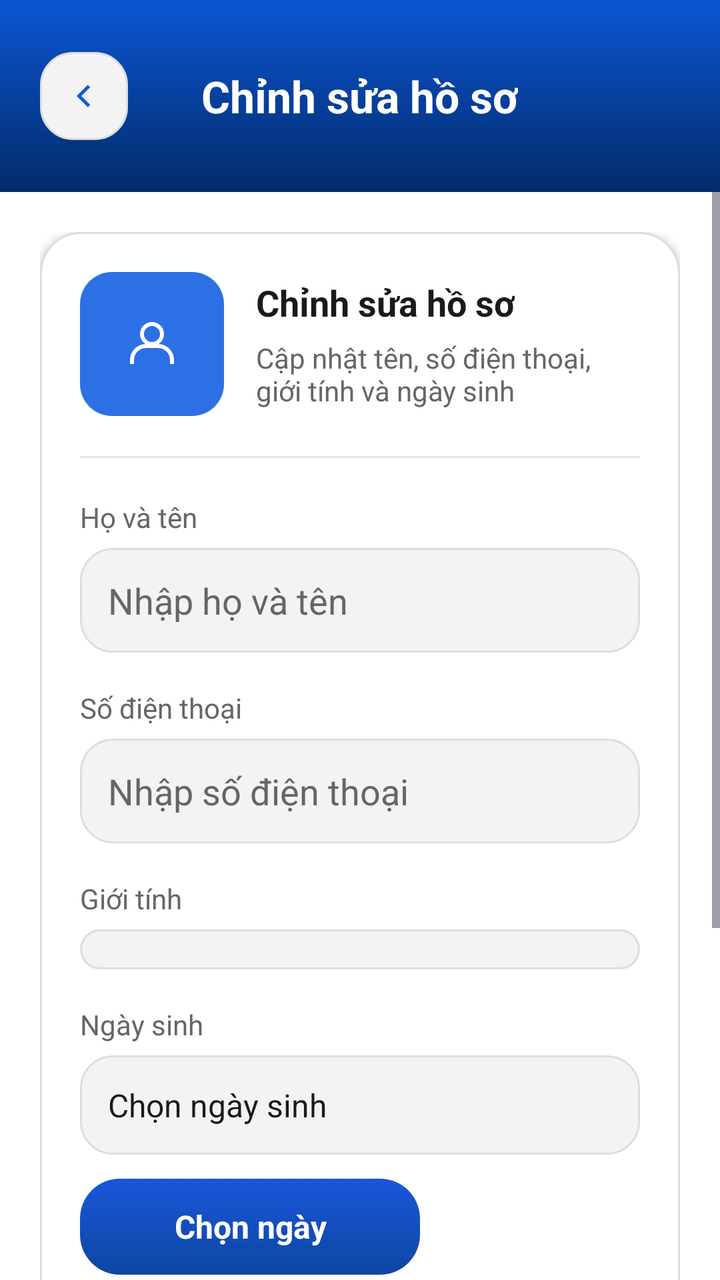
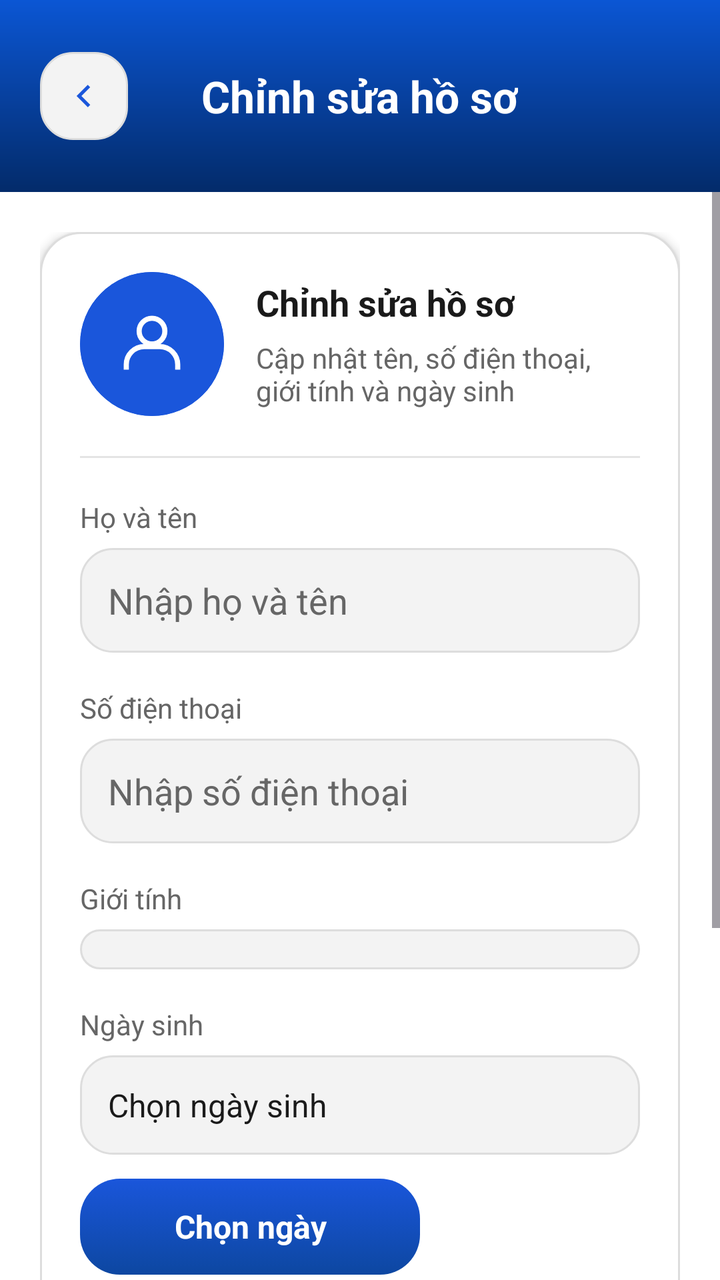

Before-and-after screenshots of an Android layout around one commit, followed by the original layout XML and the change that was made.
<!-- AndroidManifest.xml: application theme Theme.Movify -->
<!-- res/layout/activity_edit_profile.xml -->
<?xml version="1.0" encoding="utf-8"?>
<LinearLayout xmlns:android="http://schemas.android.com/apk/res/android"
	xmlns:app="http://schemas.android.com/apk/res-auto"
	android:layout_width="match_parent"
	android:layout_height="match_parent"
	android:background="@color/white"
	android:orientation="vertical">

	<RelativeLayout
		android:layout_width="match_parent"
		android:layout_height="96dp"
		android:background="@drawable/bg_primary"
		android:paddingStart="20dp"
		android:paddingTop="20dp"
		android:paddingEnd="20dp"
		android:paddingBottom="20dp">

		<ImageView
			android:id="@+id/ivBack"
			android:layout_width="44dp"
			android:layout_height="44dp"
			android:layout_centerVertical="true"
			android:background="@drawable/bg_input"
			android:padding="12dp"
			android:rotation="180"
			android:src="@drawable/ic_arrow"
			app:tint="@color/primary" />

		<TextView
			android:layout_width="wrap_content"
			android:layout_height="wrap_content"
			android:layout_centerInParent="true"
			android:text="@string/edit_profile_title"
			android:textColor="@color/white"
			android:textSize="22sp"
			android:textStyle="bold" />
	</RelativeLayout>

	<ScrollView
		android:layout_width="match_parent"
		android:layout_height="match_parent"
		android:fillViewport="true">

		<LinearLayout
			android:layout_width="match_parent"
			android:layout_height="wrap_content"
			android:orientation="vertical"
			android:padding="20dp">

			<LinearLayout
				android:layout_width="match_parent"
				android:layout_height="wrap_content"
				android:background="@drawable/bg_card_large"
				android:elevation="3dp"
				android:orientation="vertical"
				android:padding="20dp">

				<LinearLayout
					android:layout_width="match_parent"
					android:layout_height="wrap_content"
					android:gravity="center_vertical"
					android:orientation="horizontal">

					<FrameLayout
						android:layout_width="72dp"
						android:layout_height="72dp"
						android:background="@drawable/bg_icon_blue_soft">

						<ImageView
							android:id="@+id/ivAvatar"
							android:layout_width="32dp"
							android:layout_height="32dp"
							android:layout_gravity="center"
							android:scaleType="centerInside"
							android:src="@drawable/ic_user"
							app:tint="@color/white" />
					</FrameLayout>

					<LinearLayout
						android:layout_width="0dp"
						android:layout_height="wrap_content"
						android:layout_marginStart="16dp"
						android:layout_weight="1"
						android:orientation="vertical">

						<TextView
							android:layout_width="wrap_content"
							android:layout_height="wrap_content"
							android:text="@string/edit_profile_title"
							android:textColor="@color/text_secondary"
							android:textSize="18sp"
							android:textStyle="bold" />

						<TextView
							android:layout_width="wrap_content"
							android:layout_height="wrap_content"
							android:layout_marginTop="6dp"
							android:text="@string/edit_profile_desc"
							android:textColor="@color/text_hint"
							android:textSize="14sp" />
					</LinearLayout>
				</LinearLayout>

				<View
					android:layout_width="match_parent"
					android:layout_height="1dp"
					android:layout_marginTop="20dp"
					android:layout_marginBottom="20dp"
					android:background="@color/gray" />

				<TextView
					android:layout_width="wrap_content"
					android:layout_height="wrap_content"
					android:text="@string/full_name_label"
					android:textColor="@color/text_hint"
					android:textSize="14sp" />

				<EditText
					android:id="@+id/etFullName"
					android:layout_width="match_parent"
					android:layout_height="wrap_content"
					android:layout_marginTop="6dp"
					android:background="@drawable/bg_input"
					android:hint="@string/full_name_hint"
					android:inputType="textPersonName"
					android:padding="14dp"
					android:textColor="@color/text_secondary"
					android:textColorHint="@color/text_hint" />

				<TextView
					android:layout_width="wrap_content"
					android:layout_height="wrap_content"
					android:layout_marginTop="18dp"
					android:text="@string/phone_number_label"
					android:textColor="@color/text_hint"
					android:textSize="14sp" />

				<EditText
					android:id="@+id/etPhoneNumber"
					android:layout_width="match_parent"
					android:layout_height="wrap_content"
					android:layout_marginTop="6dp"
					android:background="@drawable/bg_input"
					android:hint="@string/phone_number_hint"
					android:inputType="phone"
					android:padding="14dp"
					android:textColor="@color/text_secondary"
					android:textColorHint="@color/text_hint" />

				<TextView
					android:layout_width="wrap_content"
					android:layout_height="wrap_content"
					android:layout_marginTop="18dp"
					android:text="@string/gender_label"
					android:textColor="@color/text_hint"
					android:textSize="14sp" />

				<Spinner
					android:id="@+id/spinnerGender"
					android:layout_width="match_parent"
					android:layout_height="wrap_content"
					android:layout_marginTop="6dp"
					android:background="@drawable/bg_input"
					android:padding="10dp" />

				<TextView
					android:layout_width="wrap_content"
					android:layout_height="wrap_content"
					android:layout_marginTop="18dp"
					android:text="@string/date_of_birth_label"
					android:textColor="@color/text_hint"
					android:textSize="14sp" />

				<TextView
					android:id="@+id/tvDateOfBirth"
					android:layout_width="match_parent"
					android:layout_height="wrap_content"
					android:layout_marginTop="6dp"
					android:background="@drawable/bg_input"
					android:padding="14dp"
					android:text="@string/profile_select_date_hint"
					android:textColor="@color/text_secondary"
					android:textSize="16sp" />

				<TextView
					android:id="@+id/btnPickDate"
					android:layout_width="wrap_content"
					android:layout_height="48dp"
					android:layout_marginTop="12dp"
					android:background="@drawable/bg_button"
					android:gravity="center"
					android:minWidth="170dp"
					android:paddingStart="24dp"
					android:paddingEnd="24dp"
					android:text="@string/pick_date"
					android:textColor="@color/white"
					android:textSize="16sp"
					android:textStyle="bold" />

				<TextView
					android:layout_width="wrap_content"
					android:layout_height="wrap_content"
					android:layout_marginTop="18dp"
					android:text="@string/avatar_label"
					android:textColor="@color/text_hint"
					android:textSize="14sp" />

				<TextView
					android:id="@+id/btnChangeAvatar"
					android:layout_width="wrap_content"
					android:layout_height="48dp"
					android:layout_marginTop="6dp"
					android:background="@drawable/bg_input"
					android:gravity="center"
					android:minWidth="170dp"
					android:paddingStart="24dp"
					android:paddingEnd="24dp"
					android:text="@string/change_avatar"
					android:textColor="@color/primary"
					android:textSize="16sp"
					android:textStyle="bold" />

				<TextView
					android:id="@+id/btnSave"
					android:layout_width="match_parent"
					android:layout_height="48dp"
					android:layout_marginTop="24dp"
					android:background="@drawable/bg_button"
					android:gravity="center"
					android:paddingStart="24dp"
					android:paddingEnd="24dp"
					android:text="@string/save_changes"
					android:textColor="@color/white"
					android:textSize="16sp"
					android:textStyle="bold" />

				<TextView
					android:id="@+id/btnCancel"
					android:layout_width="match_parent"
					android:layout_height="48dp"
					android:layout_marginTop="12dp"
					android:background="@drawable/bg_input"
					android:gravity="center"
					android:paddingStart="24dp"
					android:paddingEnd="24dp"
					android:text="@string/cancel"
					android:textColor="@color/text_secondary"
					android:textSize="16sp"
					android:textStyle="bold" />
			</LinearLayout>
		</LinearLayout>
	</ScrollView>
</LinearLayout>
<!-- resources referenced by this layout -->
<resources>
  <color name="gray">#E4E4E4</color>
  <color name="primary">#1A56DB</color>
  <color name="text_hint">#666666</color>
  <color name="text_secondary">#1A1A1A</color>
  <color name="white">#FFFFFF</color>
  <!-- drawable bg_card_large (drawable) -->
  <shape xmlns:android="http://schemas.android.com/apk/res/android">
      <solid android:color="@color/white" />
      <corners android:radius="20dp" />
      <stroke
          android:width="1dp"
          android:color="@color/input_stroke" />
  </shape>
  <!-- drawable bg_icon_blue_soft (drawable) -->
  <shape xmlns:android="http://schemas.android.com/apk/res/android">
      <solid android:color="@color/blue_soft" />
      <corners android:radius="16dp" />
  </shape>
  <!-- drawable bg_input (drawable) -->
  <shape xmlns:android="http://schemas.android.com/apk/res/android">
  
      <solid android:color="@color/input_bg"/>
  
      <corners android:radius="@dimen/radius_input"/>
  
      <stroke
          android:width="1dp"
          android:color="@color/input_stroke"/>
  
  </shape>
  <!-- drawable bg_primary (drawable) -->
  <shape xmlns:android="http://schemas.android.com/apk/res/android">
  
      <gradient
          android:angle="270"
          android:startColor="@color/primary_start"
          android:endColor="@color/primary_end"/>
  
  </shape>
  <!-- drawable ic_arrow (drawable) -->
  <vector xmlns:android="http://schemas.android.com/apk/res/android"
      android:width="24dp"
      android:height="24dp"
      android:viewportWidth="24"
      android:viewportHeight="24">
    <path
        android:pathData="M9,18L15,12L9,6"
        android:strokeWidth="2"
        android:fillColor="#00000000"
        android:strokeColor="#0047AB"/>
  </vector>
  <string name="avatar_label">Ảnh đại diện</string>
  <string name="cancel">Hủy</string>
  <string name="change_avatar">Đổi ảnh đại diện</string>
  <string name="date_of_birth_label">Ngày sinh</string>
  <string name="edit_profile_desc">Cập nhật tên, số điện thoại, giới tính và ngày sinh</string>
  <string name="edit_profile_title">Chỉnh sửa hồ sơ</string>
  <string name="full_name_hint">Nhập họ và tên</string>
  <string name="full_name_label">Họ và tên</string>
  <string name="gender_label">Giới tính</string>
  <string name="phone_number_hint">Nhập số điện thoại</string>
  <string name="phone_number_label">Số điện thoại</string>
  <string name="pick_date">Chọn ngày</string>
  <string name="profile_select_date_hint">Chọn ngày sinh</string>
  <string name="save_changes">Lưu thay đổi</string>
  <style name="Theme.Movify" parent="Base.Theme.Movify" />
  <color name="primary_dark">#0D47A1</color>
  <dimen name="radius_button">20dp</dimen>
  <color name="input_stroke">#DDDDDD</color>
  <color name="blue_soft">#2D6FE5</color>
  <color name="input_bg">#F3F3F3</color>
  <dimen name="radius_input">16dp</dimen>
  <color name="primary_start">#0B56D4</color>
  <color name="primary_end">#032B6A</color>
  <style name="Base.Theme.Movify" parent="Theme.Material3.DayNight.NoActionBar">
          
          <item name="colorPrimary">@color/primary</item>
          <item name="colorPrimaryVariant">@color/primary_dark</item>
          <item name="colorOnPrimary">@color/white</item>
          
          
          <item name="android:statusBarColor">@color/primary_dark</item>
          
          
          <item name="android:windowBackground">@color/bg_light</item>
      </style>
  <color name="bg_light">#FFFFFF</color>
  <!-- unchanged entries left out for length: 2 -->
</resources>

<!-- the commit's change to res/layout/activity_edit_profile.xml (unified diff, before → after) -->
@@ -64,14 +64,17 @@
 					<FrameLayout
 						android:layout_width="72dp"
 						android:layout_height="72dp"
-						android:background="@drawable/bg_icon_blue_soft">
+						android:background="@drawable/bg_circle_blue">
 
 						<ImageView
 							android:id="@+id/ivAvatar"
-							android:layout_width="32dp"
-							android:layout_height="32dp"
+							android:layout_width="match_parent"
+							android:layout_height="match_parent"
 							android:layout_gravity="center"
-							android:scaleType="centerInside"
+							android:background="@drawable/bg_circle_blue"
+							android:clipToOutline="true"
+							android:padding="18dp"
+							android:scaleType="centerCrop"
 							android:src="@drawable/ic_user"
 							app:tint="@color/white" />
 					</FrameLayout>
<!-- resource entries referenced after the edit -->
@@ -13,10 +13,10 @@
           android:width="1dp"
           android:color="@color/input_stroke" />
   </shape>
-  <!-- drawable bg_icon_blue_soft (drawable) -->
-  <shape xmlns:android="http://schemas.android.com/apk/res/android">
-      <solid android:color="@color/blue_soft" />
-      <corners android:radius="16dp" />
+  <!-- drawable bg_circle_blue (drawable) -->
+  <shape xmlns:android="http://schemas.android.com/apk/res/android"
+      android:shape="oval">
+      <solid android:color="@color/primary" />
   </shape>
   <!-- drawable bg_input (drawable) -->
   <shape xmlns:android="http://schemas.android.com/apk/res/android">
@@ -69,7 +69,6 @@
   <color name="primary_dark">#0D47A1</color>
   <dimen name="radius_button">20dp</dimen>
   <color name="input_stroke">#DDDDDD</color>
-  <color name="blue_soft">#2D6FE5</color>
   <color name="input_bg">#F3F3F3</color>
   <dimen name="radius_input">16dp</dimen>
   <color name="primary_start">#0B56D4</color>
